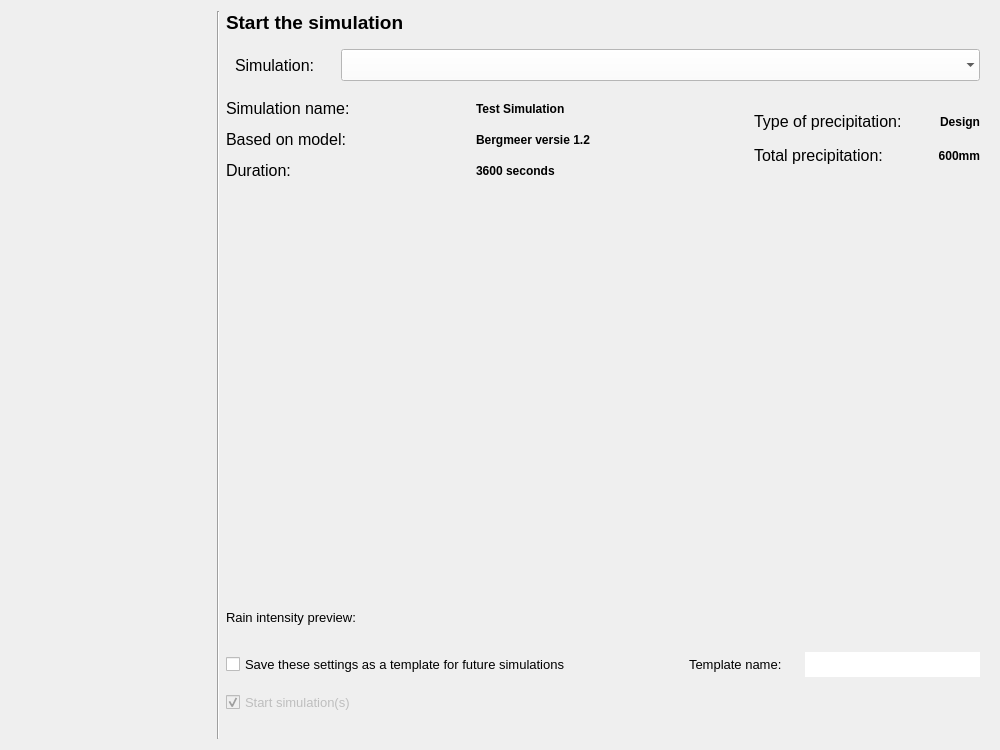
Before: the Qt Designer form rana_qgis_plugin/simulation/simulation_wizard/page_initiation.ui in nens/rana-qgis-plugin, drawn with Qt 5.
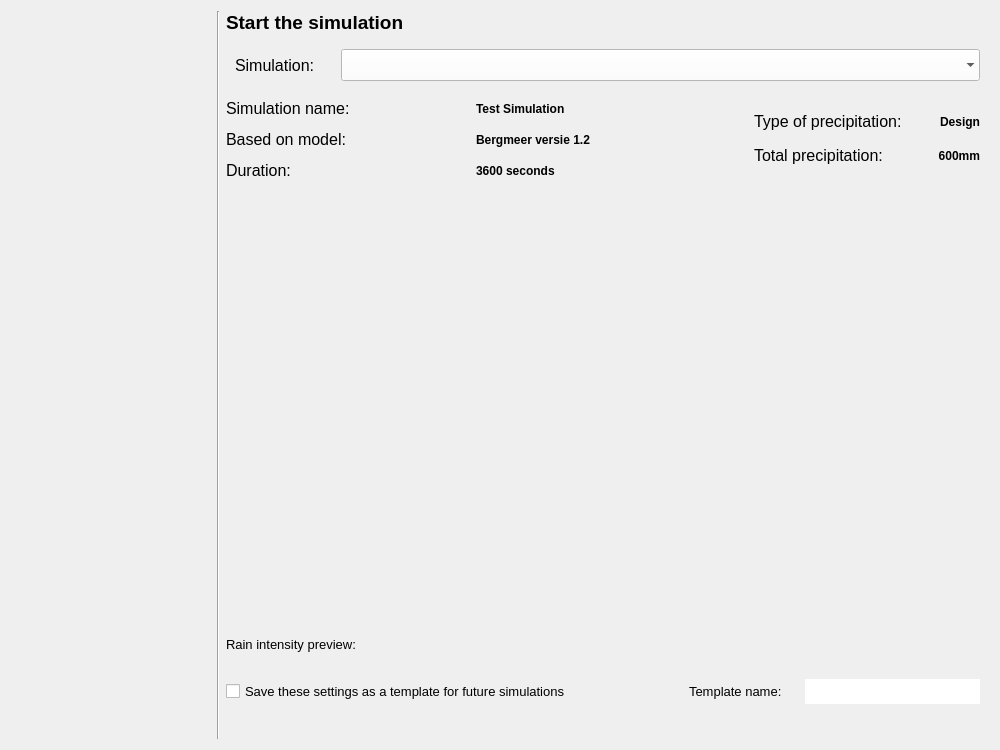
After: the same form once the commit is applied.

The edit to the form file:
```diff
--- a/rana_qgis_plugin/simulation/simulation_wizard/page_initiation.ui
+++ b/rana_qgis_plugin/simulation/simulation_wizard/page_initiation.ui
@@ -789,28 +789,6 @@
        </property>
       </spacer>
      </item>
-     <item row="2" column="0">
-      <widget class="QCheckBox" name="cb_start_simulation">
-       <property name="enabled">
-        <bool>false</bool>
-       </property>
-       <property name="font">
-        <font>
-         <family>Segoe UI</family>
-         <pointsize>10</pointsize>
-        </font>
-       </property>
-       <property name="layoutDirection">
-        <enum>Qt::LeftToRight</enum>
-       </property>
-       <property name="text">
-        <string>Start simulation(s)</string>
-       </property>
-       <property name="checked">
-        <bool>true</bool>
-       </property>
-      </widget>
-     </item>
     </layout>
    </item>
   </layout>
```
Left out of the diff: 62 changed lines with no effect on the pictures.
